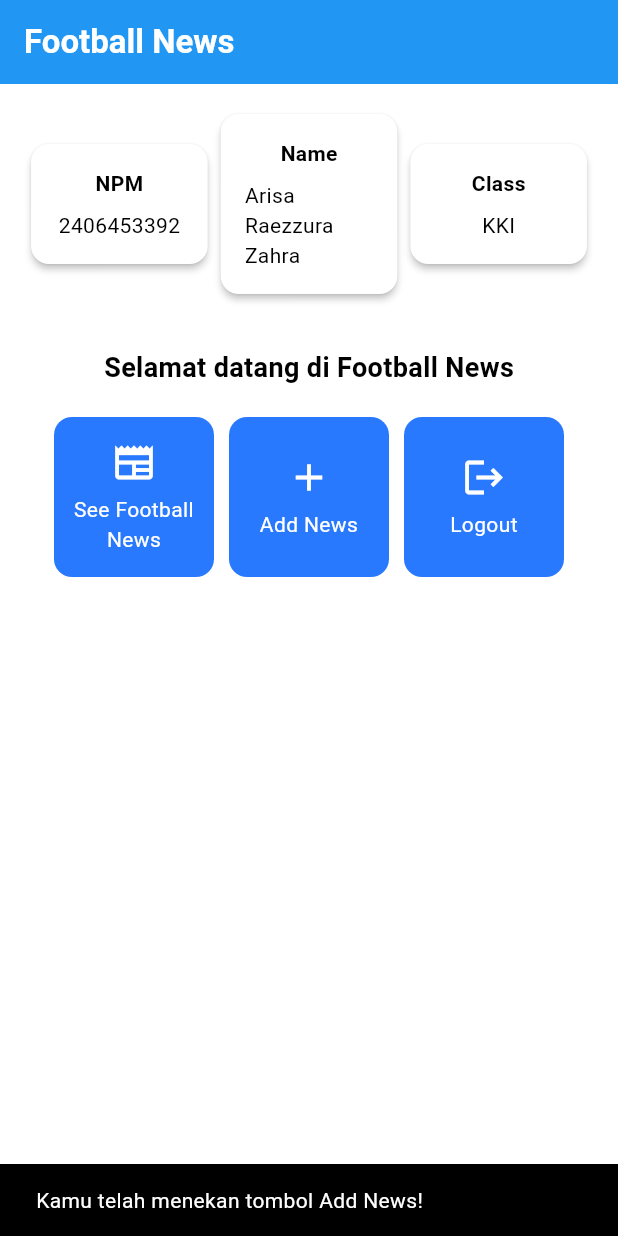
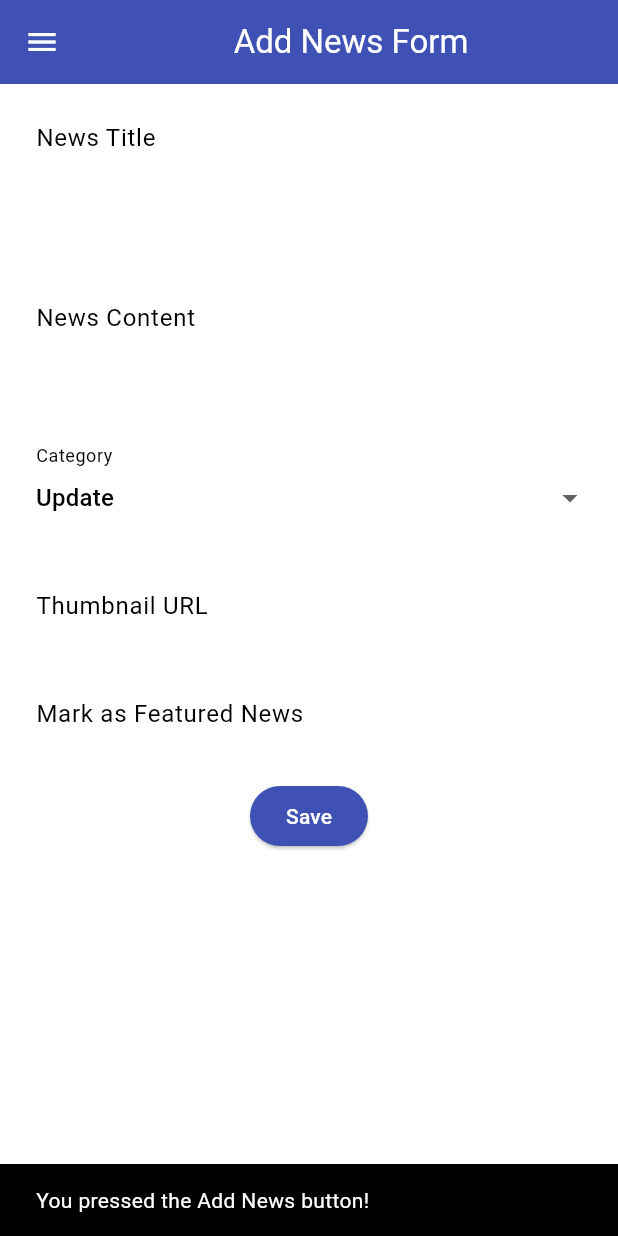
Before and after one commit to arisarae/football-news-mobile, a Flutter app: the screen it shows after launch, after a tap on "Add News", on a phone screen of 412 x 824 dp. Run offline on Flutter 3.47's test engine with Material 3 defaults, Android fonts, the phone set to English and light mode, and no system bars.

Commit message:
tutorial 7 done

```diff
--- a/lib/main.dart
+++ b/lib/main.dart
@@ -1,5 +1,5 @@
 import 'package:flutter/material.dart';
-import 'package:football_news/menu.dart';
+import 'package:football_news/screens/menu.dart';
 
 void main() {
   runApp(const MyApp());
--- a/lib/menu.dart
+++ b/lib/screens/menu.dart
@@ -1,4 +1,6 @@
 import 'package:flutter/material.dart';
+import 'package:football_news/widgets/news_card.dart';
+import 'package:football_news/widgets/left_drawer.dart';
 
 class MyHomePage extends StatelessWidget {
   MyHomePage({super.key});
@@ -19,7 +21,7 @@ class MyHomePage extends StatelessWidget {
     return Scaffold(
       // AppBar adalah bagian atas halaman yang menampilkan judul.
       appBar: AppBar(
-        // Judul aplikasi "Football News" dengan teks putih dan tebal.
+        // Application title "Football News" in bold white text
         title: const Text(
           'Football News',
           style: TextStyle(color: Colors.white, fontWeight: FontWeight.bold),
@@ -27,6 +29,7 @@ class MyHomePage extends StatelessWidget {
         // Warna latar belakang AppBar diambil dari skema warna tema aplikasi.
         backgroundColor: Theme.of(context).colorScheme.primary,
       ),
+      drawer: LeftDrawer(),
       // Body halaman dengan padding di sekelilingnya.
       body: Padding(
         padding: const EdgeInsets.all(16.0),
@@ -127,56 +130,3 @@ class ItemHomepage {
 
   ItemHomepage(this.name, this.icon);
 }
-
-class ItemCard extends StatelessWidget {
-  // Menampilkan kartu dengan ikon dan nama.
-
-  final ItemHomepage item;
-
-  const ItemCard(this.item, {super.key});
-
-  @override
-  Widget build(BuildContext context) {
-    return Material(
-      // Menentukan warna latar belakang dari tema aplikasi.
-      color: Theme.of(context).colorScheme.secondary,
-      // Membuat sudut kartu melengkung.
-      borderRadius: BorderRadius.circular(12),
-
-      child: InkWell(
-        // Aksi ketika kartu ditekan.
-        onTap: () {
-          // Menampilkan pesan SnackBar saat kartu ditekan.
-          ScaffoldMessenger.of(context)
-            ..hideCurrentSnackBar()
-            ..showSnackBar(
-              SnackBar(content: Text("Kamu telah menekan tombol ${item.name}!"))
-            );
-        },
-        // Container untuk menyimpan Icon dan Text
-        child: Container(
-          padding: const EdgeInsets.all(8),
-          child: Center(
-            child: Column(
-              // Menyusun ikon dan teks di tengah kartu.
-              mainAxisAlignment: MainAxisAlignment.center,
-              children: [
-                Icon(
-                  item.icon,
-                  color: Colors.white,
-                  size: 30.0,
-                ),
-                const Padding(padding: EdgeInsets.all(3)),
-                Text(
-                  item.name,
-                  textAlign: TextAlign.center,
-                  style: const TextStyle(color: Colors.white),
-                ),
-              ],
-            ),
-          ),
-        ),
-      ),
-    );
-  }
-}
--- /dev/null
+++ b/lib/screens/newslist_form.dart
@@ -0,0 +1,210 @@
+import 'package:flutter/material.dart';
+import 'package:football_news/widgets/left_drawer.dart';
+
+class NewsFormPage extends StatefulWidget {
+  const NewsFormPage({super.key});
+
+  @override
+  State<NewsFormPage> createState() => _NewsFormPageState();
+}
+
+class _NewsFormPageState extends State<NewsFormPage> {
+  final _formKey = GlobalKey<FormState>();
+  String _title = "";
+  String _content = "";
+  String _category = "update"; // default
+  String _thumbnail = "";
+  bool _isFeatured = false; // default
+
+  final List<String> _categories = [
+    'transfer',
+    'update',
+    'exclusive',
+    'match',
+    'rumor',
+    'analysis',
+  ];
+
+  @override
+  Widget build(BuildContext context) {
+    return Scaffold(
+      appBar: AppBar(
+        title: const Center(child: Text('Add News Form')),
+        backgroundColor: Colors.indigo,
+        foregroundColor: Colors.white,
+      ),
+      drawer: LeftDrawer(),
+      body: Form(
+        key: _formKey,
+        child: SingleChildScrollView(
+          child: Column(
+            crossAxisAlignment: CrossAxisAlignment.start,
+            children: [
+              // === Title ===
+              Padding(
+                padding: const EdgeInsets.all(8.0),
+                child: TextFormField(
+                  decoration: InputDecoration(
+                    hintText: "News Title",
+                    labelText: "News Title",
+                    border: OutlineInputBorder(
+                      borderRadius: BorderRadius.circular(5.0),
+                    ),
+                  ),
+                  onChanged: (String? value) {
+                    setState(() {
+                      _title = value!;
+                    });
+                  },
+                  validator: (String? value) {
+                    if (value == null || value.isEmpty) {
+                      return "Title cannot be empty!";
+                    }
+                    return null;
+                  },
+                ),
+              ),
+              // === Content ===
+              Padding(
+                padding: const EdgeInsets.all(8.0),
+                child: TextFormField(
+                  maxLines: 5,
+                  decoration: InputDecoration(
+                    hintText: "News Content",
+                    labelText: "News Content",
+                    border: OutlineInputBorder(
+                      borderRadius: BorderRadius.circular(5.0),
+                    ),
+                  ),
+                  onChanged: (String? value) {
+                    setState(() {
+                      _content = value!;
+                    });
+                  },
+                  validator: (String? value) {
+                    if (value == null || value.isEmpty) {
+                      return "Content cannot be empty!";
+                    }
+                    return null;
+                  },
+                ),
+              ),
+
+              // === Category ===
+              Padding(
+                padding: const EdgeInsets.all(8.0),
+                child: DropdownButtonFormField<String>(
+                  decoration: InputDecoration(
+                    labelText: "Category",
+                    border: OutlineInputBorder(
+                      borderRadius: BorderRadius.circular(5.0),
+                    ),
+                  ),
+                  initialValue: _category,
+                  items: _categories
+                      .map(
+                        (cat) => DropdownMenuItem(
+                          value: cat,
+                          child: Text(cat[0].toUpperCase() + cat.substring(1)),
+                        ),
+                      )
+                      .toList(),
+                  onChanged: (String? newValue) {
+                    setState(() {
+                      _category = newValue!;
+                    });
+                  },
+                ),
+              ),
+
+              // === Thumbnail URL ===
+              Padding(
+                padding: const EdgeInsets.all(8.0),
+                child: TextFormField(
+                  decoration: InputDecoration(
+                    hintText: "Thumbnail URL (optional)",
+                    labelText: "Thumbnail URL",
+                    border: OutlineInputBorder(
+                      borderRadius: BorderRadius.circular(5.0),
+                    ),
+                  ),
+                  onChanged: (String? value) {
+                    setState(() {
+                      _thumbnail = value!;
+                    });
+                  },
+                ),
+              ),
+
+              // === Is Featured ===
+              Padding(
+                padding: const EdgeInsets.all(8.0),
+                child: SwitchListTile(
+                  title: const Text("Mark as Featured News"),
+                  value: _isFeatured,
+                  onChanged: (bool value) {
+                    setState(() {
+                      _isFeatured = value;
+                    });
+                  },
+                ),
+              ),
+
+              // === Save Button ===
+              Align(
+                alignment: Alignment.bottomCenter,
+                child: Padding(
+                  padding: const EdgeInsets.all(8.0),
+                  child: ElevatedButton(
+                    style: ButtonStyle(
+                      backgroundColor: WidgetStateProperty.all(Colors.indigo),
+                    ),
+                    onPressed: () {
+                      if (_formKey.currentState!.validate()) {
+                        showDialog(
+                          context: context,
+                          builder: (context) {
+                            return AlertDialog(
+                              title: const Text('Produk berhasil tersimpan'),
+                              content: SingleChildScrollView(
+                                child: Column(
+                                  crossAxisAlignment: CrossAxisAlignment.start,
+                                  children: [
+                                    Text('Title: $_title'),
+                                    Text('Content: $_content'),
+                                    Text('Category: $_category'),
+                                    Text('Thumbnail: $_thumbnail'),
+                                    Text(
+                                      'Featured: ${_isFeatured ? "Yes" : "No"}',
+                                    ),
+                                  ],
+                                ),
+                              ),
+                              actions: [
+                                TextButton(
+                                  child: const Text('OK'),
+                                  onPressed: () {
+                                    Navigator.pop(context);
+                                  },
+                                ),
+                              ],
+                            );
+                          },
+                        );
+                        _formKey.currentState!.reset();
+                      }
+                    },
+                    child: const Text(
+                      "Save",
+                      style: TextStyle(color: Colors.white),
+                    ),
+                  ),
+                ),
+              ),
+            ],
+          ),
+        ),
+      ),
+    );
+  }
+}
--- /dev/null
+++ b/lib/widgets/left_drawer.dart
@@ -0,0 +1,70 @@
+import 'package:flutter/material.dart';
+import 'package:football_news/screens/menu.dart';
+import 'package:football_news/screens/newslist_form.dart';
+
+class LeftDrawer extends StatelessWidget {
+  const LeftDrawer({super.key});
+
+  @override
+  Widget build(BuildContext context) {
+    return Drawer(
+      child: ListView(
+        children: [
+          const DrawerHeader(
+            decoration: BoxDecoration(color: Colors.blue),
+            child: Column(
+              children: [
+                Text(
+                  'Football News',
+                  textAlign: TextAlign.center,
+                  style: TextStyle(
+                    fontSize: 30,
+                    fontWeight: FontWeight.bold,
+                    color: Colors.white,
+                  ),
+                ),
+                Padding(padding: EdgeInsets.all(10)),
+                Text(
+                  "All the latest football updates here!",
+                  textAlign: TextAlign.center,
+                  style: TextStyle(
+                    fontSize: 15,
+                    fontWeight: FontWeight.normal,
+                    color: Colors.white,
+                  ),
+                ),
+              ],
+            ),
+          ),
+          ListTile(
+            leading: const Icon(Icons.home_outlined),
+            title: const Text('Home'),
+            // Redirect to MyHomePage
+            onTap: () {
+              Navigator.pushReplacement(
+                context,
+                MaterialPageRoute(builder: (context) => MyHomePage()),
+              );
+            },
+          ),
+          ListTile(
+            leading: const Icon(Icons.post_add),
+            title: const Text('Add News'),
+            // Redirect to NewsFormPage
+            onTap: () {
+              Navigator.pushReplacement(
+                context,
+                MaterialPageRoute(builder: (context) => NewsFormPage()),
+              );
+            },
+          ),
+          ListTile(
+            leading: const Icon(Icons.newspaper),
+            title: const Text('News List'),
+            // Redirect to NewsList
+          ),
+        ],
+      ),
+    );
+  }
+}
--- /dev/null
+++ b/lib/widgets/news_card.dart
@@ -0,0 +1,60 @@
+import 'package:flutter/material.dart';
+import 'package:football_news/screens/menu.dart';
+import 'package:football_news/screens/newslist_form.dart';
+
+class ItemCard extends StatelessWidget {
+  // Menampilkan kartu dengan ikon dan nama.
+
+  final ItemHomepage item;
+
+  const ItemCard(this.item, {super.key});
+
+  @override
+  Widget build(BuildContext context) {
+    return Material(
+      // Menentukan warna latar belakang dari tema aplikasi.
+      color: Theme.of(context).colorScheme.secondary,
+      // Membuat sudut kartu melengkung.
+      borderRadius: BorderRadius.circular(12),
+
+      child: InkWell(
+        // Aksi ketika kartu ditekan.
+        onTap: () {
+          // Show SnackBar when clicked
+          ScaffoldMessenger.of(context)
+            ..hideCurrentSnackBar()
+            ..showSnackBar(
+              SnackBar(content: Text("You pressed the ${item.name} button!")),
+            );
+
+          // Navigate to the appropriate route (depending on the button type)
+          if (item.name == "Add News") {
+            Navigator.push(
+              context,
+              MaterialPageRoute(builder: (context) => NewsFormPage()),
+            );
+          }
+        },
+        // Container untuk menyimpan Icon dan Text
+        child: Container(
+          padding: const EdgeInsets.all(8),
+          child: Center(
+            child: Column(
+              // Menyusun ikon dan teks di tengah kartu.
+              mainAxisAlignment: MainAxisAlignment.center,
+              children: [
+                Icon(item.icon, color: Colors.white, size: 30.0),
+                const Padding(padding: EdgeInsets.all(3)),
+                Text(
+                  item.name,
+                  textAlign: TextAlign.center,
+                  style: const TextStyle(color: Colors.white),
+                ),
+              ],
+            ),
+          ),
+        ),
+      ),
+    );
+  }
+}
```
